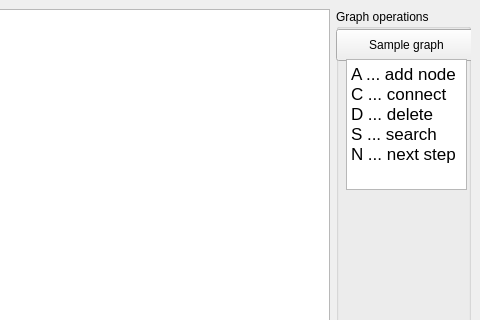
First picture: the form in mainwindow.ui, repository darthdeus/graphite-gui, before the edit; both pictures show x 559 to 1039 and y 0 to 320 of the 1039 by 802 pixel window.
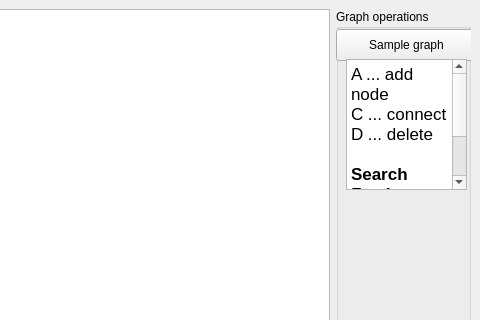
Second picture: the form after the edit.

Commit message: Basics of search

What changed in the file:
```diff
--- a/mainwindow.ui
+++ b/mainwindow.ui
@@ -62,7 +62,10 @@
 &lt;p style=&quot; margin-top:0px; margin-bottom:0px; margin-left:0px; margin-right:0px; -qt-block-indent:0; text-indent:0px;&quot;&gt;A ... add node&lt;/p&gt;
 &lt;p style=&quot; margin-top:0px; margin-bottom:0px; margin-left:0px; margin-right:0px; -qt-block-indent:0; text-indent:0px;&quot;&gt;C ... connect&lt;/p&gt;
 &lt;p style=&quot; margin-top:0px; margin-bottom:0px; margin-left:0px; margin-right:0px; -qt-block-indent:0; text-indent:0px;&quot;&gt;D ... delete&lt;/p&gt;
-&lt;p style=&quot; margin-top:0px; margin-bottom:0px; margin-left:0px; margin-right:0px; -qt-block-indent:0; text-indent:0px;&quot;&gt;S ... search&lt;/p&gt;
+&lt;p style=&quot;-qt-paragraph-type:empty; margin-top:0px; margin-bottom:0px; margin-left:0px; margin-right:0px; -qt-block-indent:0; text-indent:0px;&quot;&gt;&lt;br /&gt;&lt;/p&gt;
+&lt;p style=&quot; margin-top:0px; margin-bottom:0px; margin-left:0px; margin-right:0px; -qt-block-indent:0; text-indent:0px;&quot;&gt;&lt;span style=&quot; font-weight:600;&quot;&gt;Search&lt;/span&gt;&lt;/p&gt;
+&lt;p style=&quot; margin-top:0px; margin-bottom:0px; margin-left:0px; margin-right:0px; -qt-block-indent:0; text-indent:0px;&quot;&gt;F ... from&lt;/p&gt;
+&lt;p style=&quot; margin-top:0px; margin-bottom:0px; margin-left:0px; margin-right:0px; -qt-block-indent:0; text-indent:0px;&quot;&gt;T ... to&lt;/p&gt;
 &lt;p style=&quot; margin-top:0px; margin-bottom:0px; margin-left:0px; margin-right:0px; -qt-block-indent:0; text-indent:0px;&quot;&gt;N ... next step&lt;/p&gt;&lt;/body&gt;&lt;/html&gt;</string>
        </property>
       </widget>
```
The commit also changes 10 other files.
